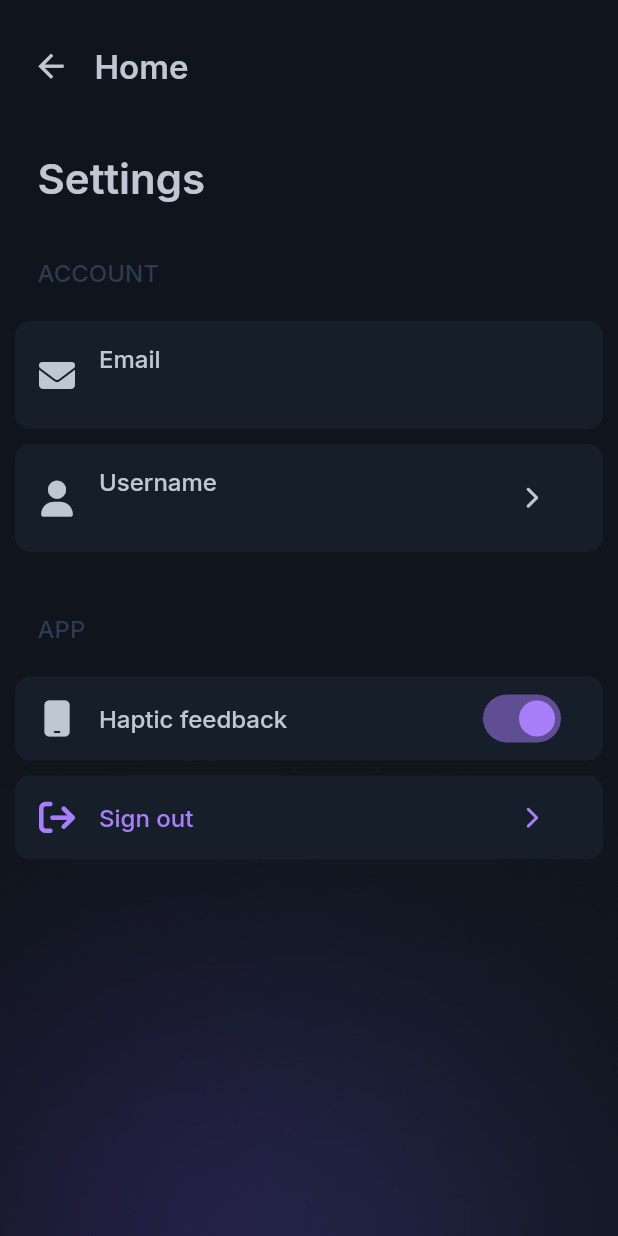
After one commit to janhoffmann3/metronome_app, a Flutter app: the SettingsPage screen opened by its route, on a phone screen of 412 x 824 dp. The commit adds this screen. Run offline on Flutter 3.47's test engine with Material 3 defaults, Android fonts, the phone set to English and light mode, and no system bars; our stand-ins replace firebase_auth, firebase_core, flutter_riverpod, flutter_svg, font_awesome_flutter, freezed_annotation and 3 more; accounts and stored records are empty; generated files the repository leaves out were written again.

Commit message:
Changed: discarted auth method, added settings page, added about page, finished log in page, firebase login works

```diff
--- a/lib/pages/auth/auth_page.dart
+++ b/lib/pages/auth/auth_page.dart
@@ -69,7 +69,9 @@ class AuthPage extends ConsumerWidget {
 
                 // The ElevatedButton is a child of the Container. It makes the button clickable.
                 child: ElevatedButton(
-                  onPressed: () {},
+                  onPressed: () {
+                    context.go("/");
+                  },
                   style: ElevatedButton.styleFrom(
                     elevation: 0,
                     backgroundColor: Colors.transparent,
--- /dev/null
+++ b/lib/pages/settings/settings_page.dart
@@ -0,0 +1,209 @@
+import 'package:firebase_auth/firebase_auth.dart';
+import 'package:firebase_core/firebase_core.dart';
+import 'package:flutter/material.dart';
+import 'package:flutter_riverpod/flutter_riverpod.dart';
+import 'package:font_awesome_flutter/font_awesome_flutter.dart';
+import 'package:go_router/go_router.dart';
+
+import '../../resources/values/app_colors.dart';
+import '../../resources/values/app_fonts.dart';
+import '../../state/auth_provider.dart';
+
+class SettingsPage extends ConsumerWidget {
+  const SettingsPage({super.key});
+  static String get routeName => 'settings';
+  static String get routeLocation => '/settings';
+
+  @override
+  Widget build(BuildContext context, WidgetRef ref) {
+    final name = ref.watch(authProvider.select(
+      (value) => value.valueOrNull?.email,
+    ));
+
+    return Scaffold(
+      body: Container(
+          decoration: const BoxDecoration(
+              image: DecorationImage(
+                  image: AssetImage("assets/images/main_page_background.jpg"),
+                  fit: BoxFit.cover)),
+          child: Column(
+            children: [
+              const SizedBox(
+                height: 20,
+              ),
+              Container(
+                padding: const EdgeInsets.fromLTRB(10, 0, 0, 15),
+                child: Row(
+                  mainAxisAlignment: MainAxisAlignment.start,
+                  crossAxisAlignment: CrossAxisAlignment.center,
+                  children: [
+                    IconButton(
+                      onPressed: () {
+                        context.go("/");
+                      },
+                      icon: const Icon(
+                        Icons.arrow_back,
+                        color: AppColors.secondary200,
+                        size: 25,
+                      ),
+                    ),
+                    const SizedBox(
+                      width: 5,
+                    ),
+                    Text(
+                      "Home",
+                      style: AppFonts.titleSmall,
+                    )
+                  ],
+                ),
+              ),
+              const SizedBox(
+                height: 16,
+              ),
+              Container(
+                margin: const EdgeInsets.only(left: 25),
+                child: Align(
+                  alignment: Alignment.centerLeft,
+                  child: Text(
+                    "Settings",
+                    style: AppFonts.titleLarge,
+                  ),
+                ),
+              ),
+              const SizedBox(
+                height: 32,
+              ),
+              Container(
+                margin: const EdgeInsets.only(left: 25),
+                child: Align(
+                  alignment: Alignment.centerLeft,
+                  child: Text(
+                    "ACCOUNT",
+                    style: AppFonts.labelLarge
+                        .copyWith(color: AppColors.secondary500),
+                  ),
+                ),
+              ),
+              Container(
+                margin: const EdgeInsets.fromLTRB(10, 20, 10, 0),
+                decoration: const BoxDecoration(
+                    color: AppColors.secondary700,
+                    borderRadius: BorderRadius.all(Radius.circular(10))),
+                child: ListTile(
+                  iconColor: AppColors.secondary200,
+                  textColor: AppColors.secondary200,
+                  shape: const RoundedRectangleBorder(
+                      borderRadius: BorderRadius.all(Radius.circular(10))),
+                  leading: const Icon(FontAwesomeIcons.solidEnvelope),
+                  title: Text(
+                    "Email",
+                    style: AppFonts.bodyLarge,
+                  ),
+                  tileColor: AppColors.secondary700,
+                  subtitle: Text(
+                    name ?? "Not logged in",
+                    style: AppFonts.bodyMedium.copyWith(
+                        color: AppColors.secondary200.withOpacity(0.6)),
+                  ),
+                ),
+              ),
+              Container(
+                margin: const EdgeInsets.fromLTRB(10, 10, 10, 0),
+                decoration: const BoxDecoration(
+                    color: AppColors.secondary700,
+                    borderRadius: BorderRadius.all(Radius.circular(10))),
+                child: ListTile(
+                  iconColor: AppColors.secondary200,
+                  textColor: AppColors.secondary200,
+                  shape: const RoundedRectangleBorder(
+                      borderRadius: BorderRadius.all(Radius.circular(10))),
+                  leading: const Icon(FontAwesomeIcons.solidUser),
+                  title: Text(
+                    "Username",
+                    style: AppFonts.bodyLarge,
+                  ),
+                  tileColor: AppColors.secondary700,
+                  subtitle: Text(
+                    name ?? "Not logged in",
+                    style: AppFonts.bodyMedium.copyWith(
+                        color: AppColors.secondary200.withOpacity(0.6)),
+                  ),
+                  trailing: IconButton(
+                    icon: const Icon(
+                      FontAwesomeIcons.chevronRight,
+                      size: 15,
+                    ),
+                    onPressed: () {},
+                  ),
+                ),
+              ),
+              const SizedBox(
+                height: 40,
+              ),
+              Container(
+                margin: const EdgeInsets.only(left: 25),
+                child: Align(
+                  alignment: Alignment.centerLeft,
+                  child: Text(
+                    "APP",
+                    style: AppFonts.labelLarge
+                        .copyWith(color: AppColors.secondary500),
+                  ),
+                ),
+              ),
+              Container(
+                margin: const EdgeInsets.fromLTRB(10, 20, 10, 0),
+                decoration: const BoxDecoration(
+                    color: AppColors.secondary700,
+                    borderRadius: BorderRadius.all(Radius.circular(10))),
+                child: ListTile(
+                  iconColor: AppColors.secondary200,
+                  textColor: AppColors.secondary200,
+                  shape: const RoundedRectangleBorder(
+                      borderRadius: BorderRadius.all(Radius.circular(10))),
+                  leading: const Icon(FontAwesomeIcons.mobile),
+                  title: Text(
+                    "Haptic feedback",
+                    style: AppFonts.bodyLarge,
+                  ),
+                  tileColor: AppColors.secondary700,
+                  trailing: Switch(
+                    onChanged: (value) {},
+                    value: true,
+                    activeColor: AppColors.primary400,
+                  ),
+                ),
+              ),
+              Container(
+                margin: const EdgeInsets.fromLTRB(10, 10, 10, 0),
+                decoration: const BoxDecoration(
+                    color: AppColors.secondary700,
+                    borderRadius: BorderRadius.all(Radius.circular(10))),
+                child: ListTile(
+                  iconColor: AppColors.primary400,
+                  textColor: AppColors.primary400,
+                  shape: const RoundedRectangleBorder(
+                      borderRadius: BorderRadius.all(Radius.circular(10))),
+                  leading: const Icon(FontAwesomeIcons.arrowRightFromBracket),
+                  title: Text(
+                    "Sign out",
+                    style: AppFonts.bodyLarge
+                        .copyWith(color: AppColors.primary400),
+                  ),
+                  tileColor: AppColors.secondary700,
+                  trailing: IconButton(
+                    icon: const Icon(
+                      FontAwesomeIcons.chevronRight,
+                      size: 15,
+                    ),
+                    onPressed: () {
+                      FirebaseAuth.instance.signOut();
+                    },
+                  ),
+                ),
+              ),
+            ],
+          )),
+    );
+  }
+}
--- a/lib/resources/values/app_fonts.dart
+++ b/lib/resources/values/app_fonts.dart
@@ -3,6 +3,18 @@ import 'package:google_fonts/google_fonts.dart';
 import 'package:metronome_app/resources/values/app_colors.dart';
 
 class AppFonts {
+  static TextStyle regular = GoogleFonts.inter(
+      fontSize: 14,
+      fontWeight: FontWeight.normal,
+      letterSpacing: 0,
+      color: AppColors.secondary200);
+
+  static TextStyle titleLarge = GoogleFonts.inter(
+      fontSize: 28,
+      fontWeight: FontWeight.w600,
+      letterSpacing: 0,
+      color: AppColors.secondary200);
+
   static TextStyle titleNormal = GoogleFonts.inter(
       fontSize: 24,
       fontWeight: FontWeight.w600,
@@ -38,6 +50,13 @@ class AppFonts {
     color: AppColors.secondary200,
   );
 
+  static TextStyle labelLarge = GoogleFonts.inter(
+    fontSize: 16,
+    fontWeight: FontWeight.w500,
+    letterSpacing: 0,
+    color: AppColors.secondary200,
+  );
+
   static TextStyle labelSmall = GoogleFonts.inter(
     fontSize: 12,
     fontWeight: FontWeight.w500,
--- a/lib/routes/app_router.dart
+++ b/lib/routes/app_router.dart
@@ -1,10 +1,12 @@
 import 'package:flutter/material.dart';
 import 'package:flutter_riverpod/flutter_riverpod.dart';
 import 'package:go_router/go_router.dart';
+import 'package:metronome_app/pages/about/about_page.dart';
 import 'package:metronome_app/pages/auth/auth_page.dart';
 import 'package:metronome_app/pages/auth/log_in_page.dart';
 import 'package:metronome_app/pages/auth/sign_up_page.dart';
 import 'package:metronome_app/pages/main_page.dart';
+import 'package:metronome_app/pages/settings/settings_page.dart';
 
 import '../state/auth_provider.dart';
 
@@ -43,7 +45,21 @@ final appRouterProvider = Provider<GoRouter>((ref) {
         builder: (context, state) {
           return const MainPage();
         },
-      )
+      ),
+      GoRoute(
+        path: AboutPage.routeLocation,
+        name: AboutPage.routeName,
+        builder: (context, state) {
+          return const AboutPage();
+        },
+      ),
+      GoRoute(
+        path: SettingsPage.routeLocation,
+        name: SettingsPage.routeName,
+        builder: (context, state) {
+          return const SettingsPage();
+        },
+      ),
     ],
     redirect: (context, state) {
       if (authState.isLoading || authState.hasError) return null;
--- a/lib/widgets/drawer/drawer_menu_selection_button.dart
+++ b/lib/widgets/drawer/drawer_menu_selection_button.dart
@@ -12,10 +12,12 @@ import '../../resources/values/app_fonts.dart';
 class DrawerMenuSelectionButton extends StatelessWidget {
   /// Button title
   final String titleText;
+  final Function() onPressed;
 
   const DrawerMenuSelectionButton({
     super.key,
     required this.titleText,
+    required this.onPressed,
   });
 
   @override
@@ -33,7 +35,7 @@ class DrawerMenuSelectionButton extends StatelessWidget {
 
       // The ElevatedButton is a child of the Container. It makes the button clickable.
       child: ElevatedButton(
-        onPressed: () {},
+        onPressed: onPressed,
         style: ElevatedButton.styleFrom(
           elevation: 0,
           backgroundColor: Colors.transparent,
```
Also changed, not shown: lib/pages/about/about_page.dart (added, +83 -0 lines), lib/pages/auth/log_in_page.dart (+33 -14 lines), lib/pages/auth/sign_up_page.dart (+0 -12 lines), lib/pages/main_page.dart (+20 -4 lines), lib/services/user_service.dart (deleted, +0 -19 lines).
